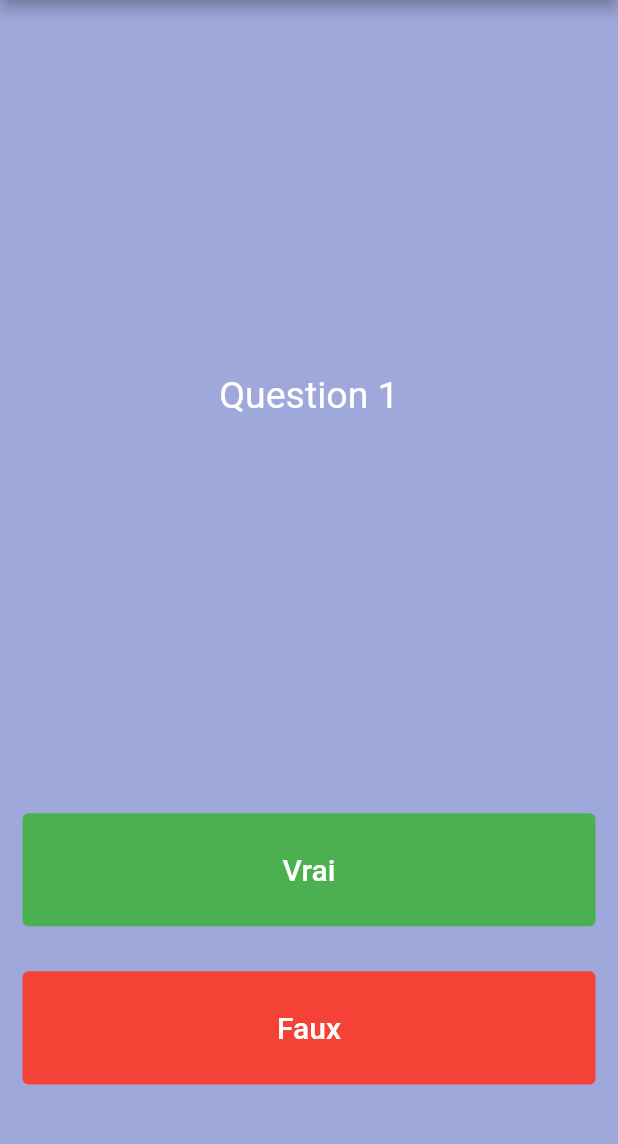
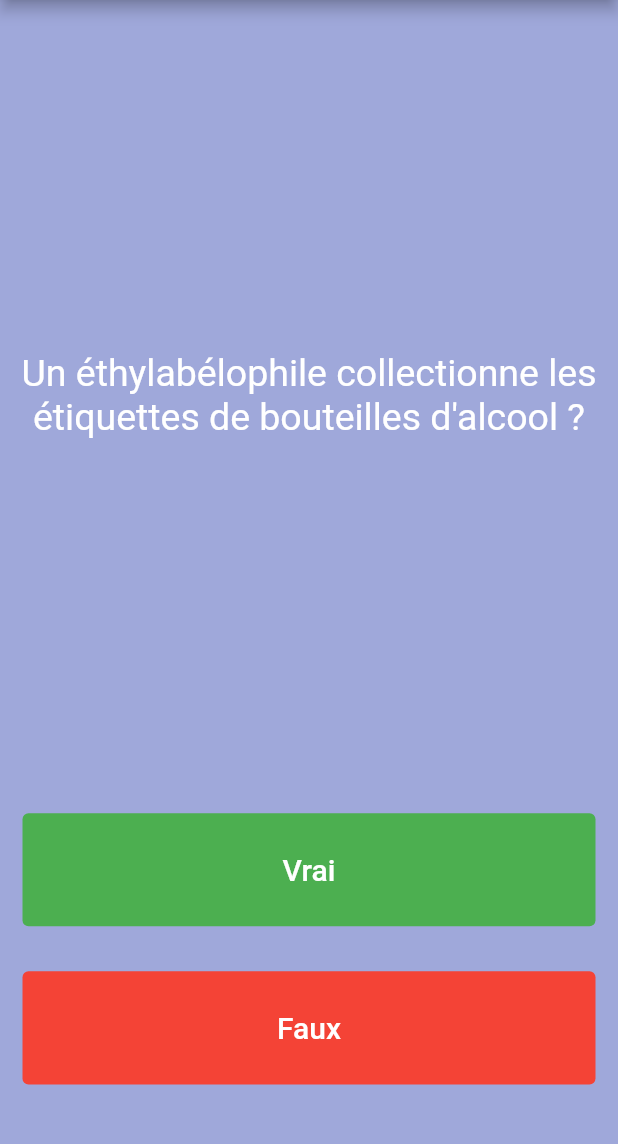
Before and after one commit to Binique/multiquizzer, a Flutter app: the screen it shows after launch, after a tap on "PHP", on a phone screen of 412 x 824 dp, the part 84-1228 px from its top. Run offline on Flutter 3.47's test engine with Material 2 defaults, Android fonts, the light colour scheme and no system bars; our stand-ins replace rflutter_alert.

Commit message:
Mise à jour question Quizz3

```diff
--- a/lib/quizzBrain3.dart
+++ b/lib/quizzBrain3.dart
@@ -3,10 +3,10 @@ import 'question.dart';
 class  QuizzBrain3 {
   int _questionNumber3 = 0;
   List<Question>_Questions3= [
-    Question('Question 1', true),
-    Question('Bienvenue 1', false),
-    Question('Question 3', false),
-    Question('Question 4', true),
+    Question("Un éthylabélophile collectionne les étiquettes de bouteilles d'alcool ?", true),
+    Question("Elvis Presley interprète l'un de ses plus grands succès Love Me Tender dans le film de même nom ?", true),
+    Question("La constellation d'Orion est aussi appelée Le Chasseur ?", true),
+    Question('Calamity Jane est uniquement un personnage de fiction ?', true),
   ];
 
   String getQuestionText3() {
```
